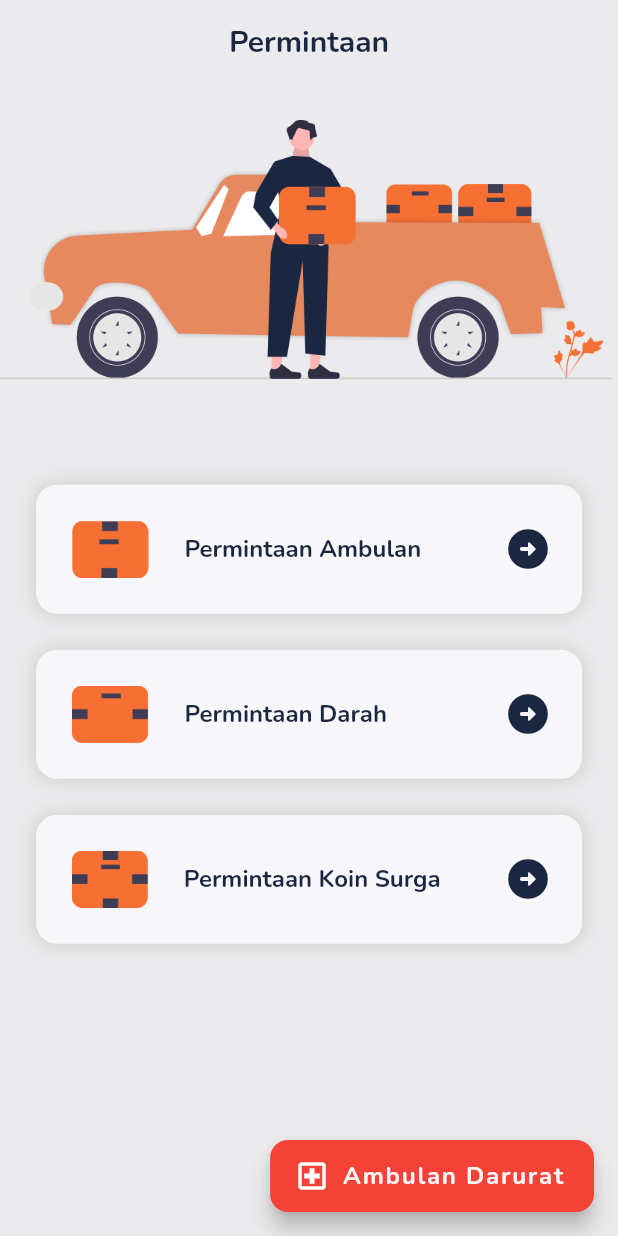
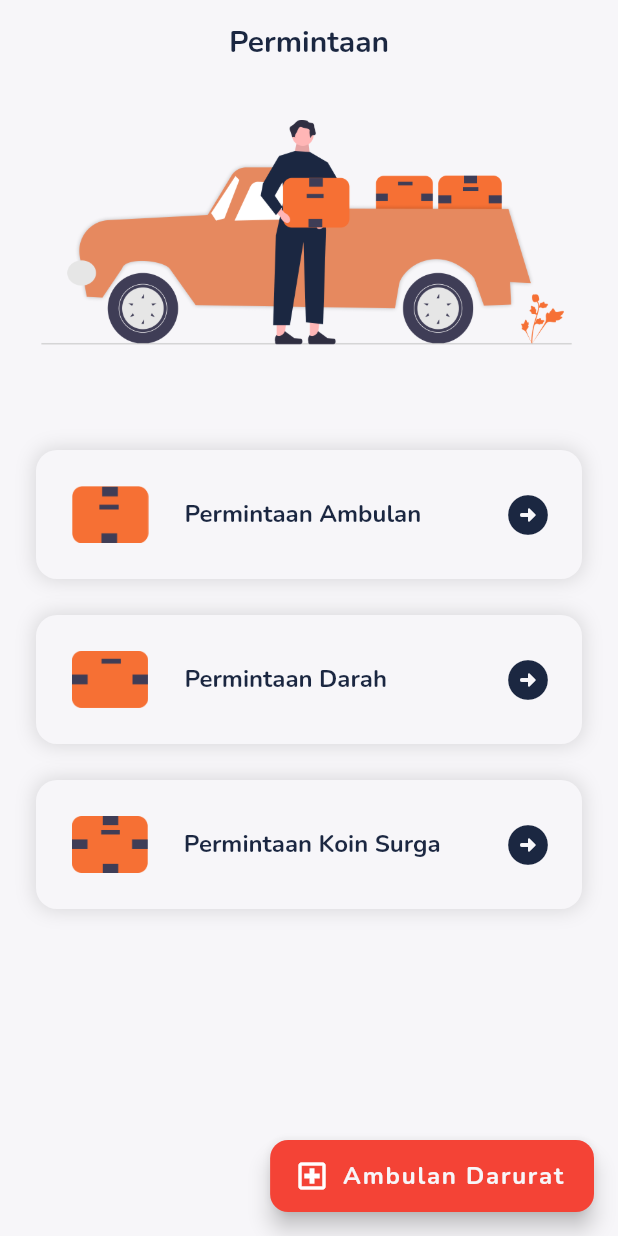
Before and after one commit to sahabatLaode/lazis, a Flutter app: the UserPermintaan screen opened directly, on a phone screen of 412 x 824 dp. Run offline on Flutter 3.47's test engine with Material 2 defaults, Android fonts, the phone set to English and light mode, and no system bars; our stand-ins replace dropdown_search, google_fonts, google_nav_bar.

Commit message:
merubah image dan merapikan tampilan

```diff
--- a/lazismu redesign/lib/pages/donasi_page.dart
+++ b/lazismu redesign/lib/pages/donasi_page.dart
@@ -24,9 +24,10 @@ class UserDonasi extends StatelessWidget {
       body: Column(
         children: [
           Container(
+            margin: EdgeInsets.only(top: 24),
             width: double.infinity,
-            height: 230,
-            decoration: const BoxDecoration(
+            height: 170,
+            decoration: BoxDecoration(
               image: DecorationImage(
                 image: AssetImage('assets/image_donasi.png'),
               ),
--- a/lazismu redesign/lib/pages/permintaan_page.dart
+++ b/lazismu redesign/lib/pages/permintaan_page.dart
@@ -7,12 +7,12 @@ class UserPermintaan extends StatelessWidget {
   @override
   Widget build(BuildContext context) {
     return Scaffold(
-      backgroundColor: kCultured95Color,
+      backgroundColor: kCulturedColor,
       appBar: AppBar(
         centerTitle: true,
         automaticallyImplyLeading: false,
         elevation: 0,
-        backgroundColor: kCultured95Color,
+        backgroundColor: kCulturedColor,
         title: Text(
           'Permintaan',
           style: yankeesStyle.copyWith(
@@ -38,8 +38,16 @@ class UserPermintaan extends StatelessWidget {
       ),
       body: Column(
         children: [
-          const SizedBox(height: 24),
-          Image.asset('assets/image_permintaan.png'),
+          Container(
+            margin: EdgeInsets.only(top: 24),
+            width: double.infinity,
+            height: 150,
+            decoration: BoxDecoration(
+              image: DecorationImage(
+                image: AssetImage('assets/image_permintaan.png'),
+              ),
+            ),
+          ),
           Container(
             margin: const EdgeInsets.only(left: 24, right: 24, top: 70),
             padding:
```
Also changed, not shown: lazismu redesign/assets/image_donasi.png.
